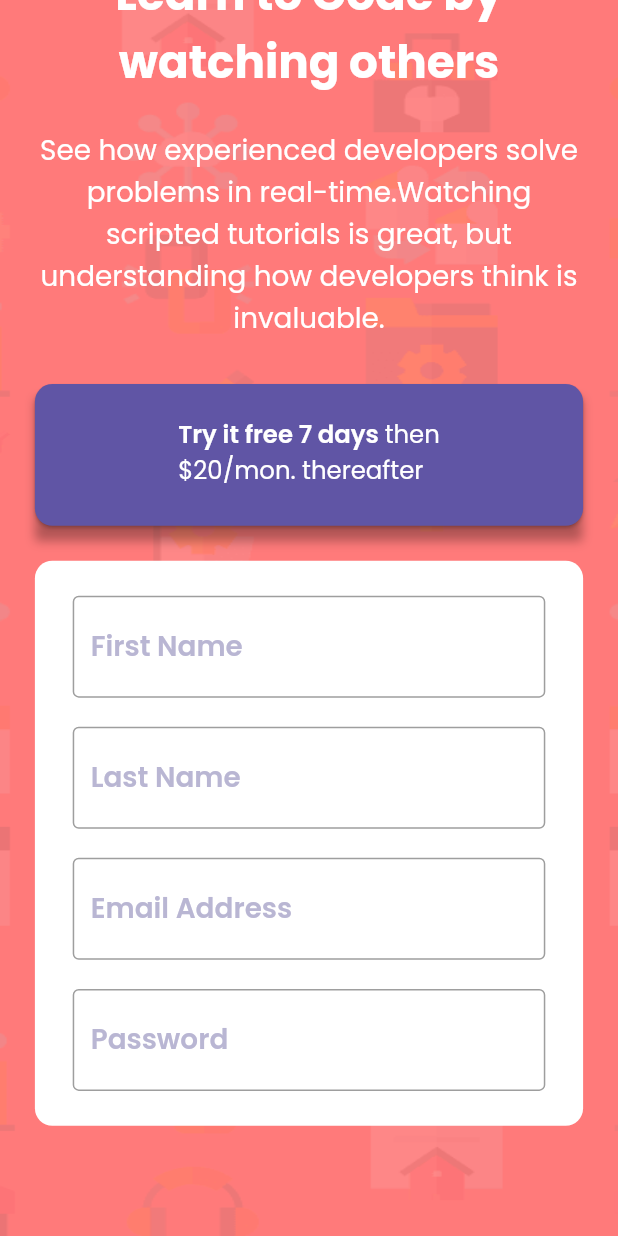
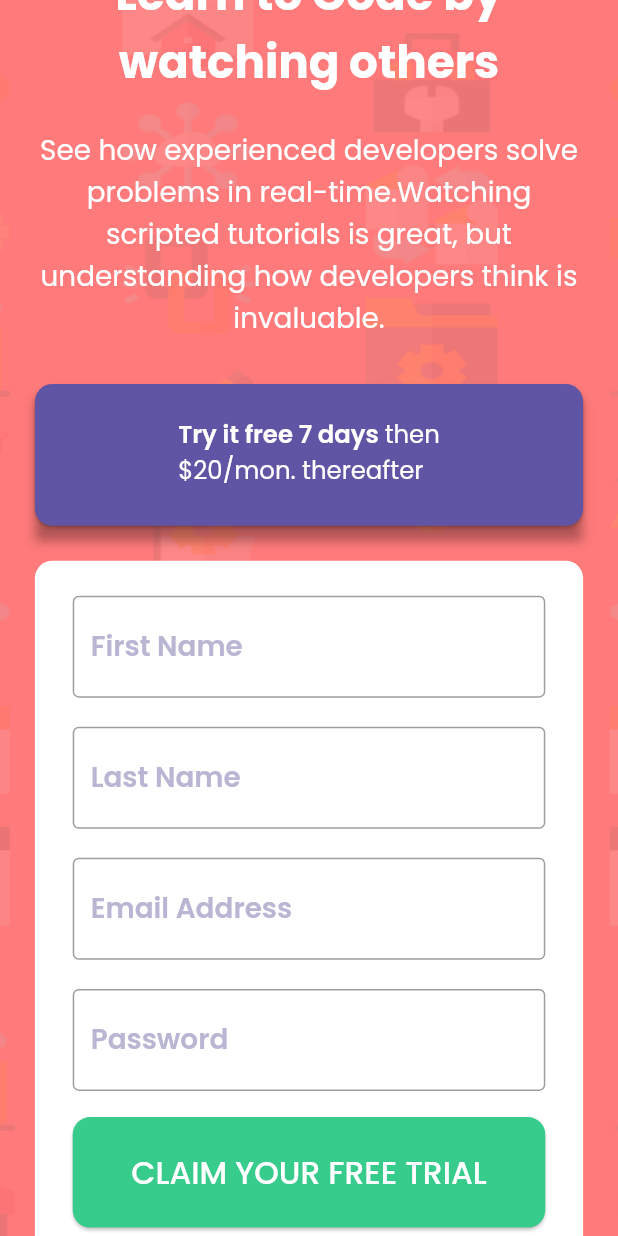
Before and after one commit to maoja37/bankly_app_signup_test, a Flutter app: the screen it shows after launch, scrolled down 100 dp, on a phone screen of 412 x 824 dp. Run offline on Flutter 3.47's test engine with Material 2 defaults, Android fonts, the phone set to English and light mode, and no system bars; our stand-ins replace flutter_screenutil, google_fonts.

Commit message:
added another button

```diff
--- a/lib/screens/phone_screen_layout.dart
+++ b/lib/screens/phone_screen_layout.dart
@@ -108,7 +108,9 @@ class _PhoneScreenLayoutState extends State<PhoneScreenLayout> {
                       borderRadius: BorderRadius.circular(12.r),
                       color: Colors.white,
                     ),
-                    child: Form(key: _formKey, child: Column(
+                    child: Form(
+                        key: _formKey,
+                        child: Column(
                           children: [
                             TextFormField(
                               decoration: InputDecoration(
@@ -259,6 +261,31 @@ class _PhoneScreenLayoutState extends State<PhoneScreenLayout> {
                                 return null;
                               },
                             ),
+                            SizedBox(
+                              height: 18.h,
+                            ),
+                            MaterialButton(
+                              color: greenColor,
+                              padding: EdgeInsets.symmetric(vertical: 22.h),
+                              onPressed: () {
+                                _formKey.currentState!.validate();
+                              },
+                              elevation: 1,
+                              shape: RoundedRectangleBorder(
+                                  borderRadius: BorderRadius.circular(12.r)),
+                              minWidth: double.infinity,
+                              child: Text(
+                                'CLAIM YOUR FREE TRIAL',
+                                style: GoogleFonts.poppins(
+                                  fontWeight: FontWeight.w500,
+                                  fontSize: 18.sp,
+                                  color: Colors.white,
+                                ),
+                              ),
+                            ),
+                            SizedBox(
+                              height: 18.h,
+                            ),
                           ],
                         )),
                   )
```
Lines whose indentation alone changed are shown as unchanged.
